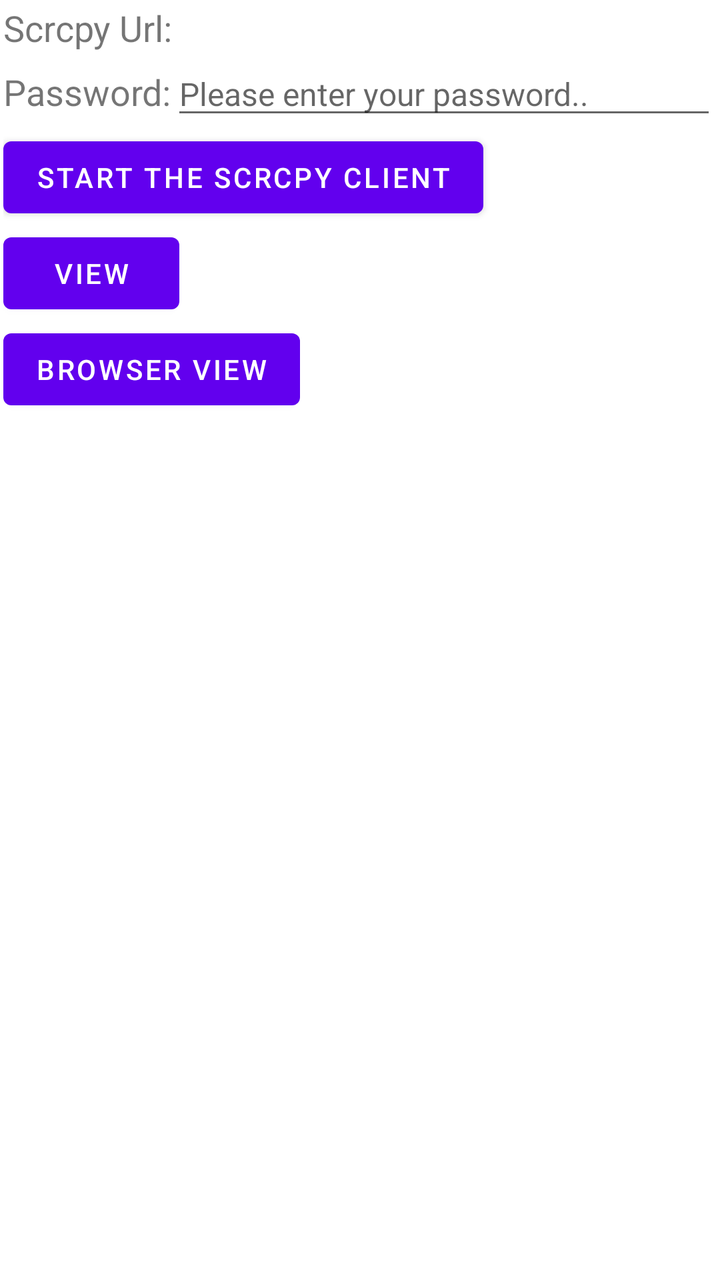
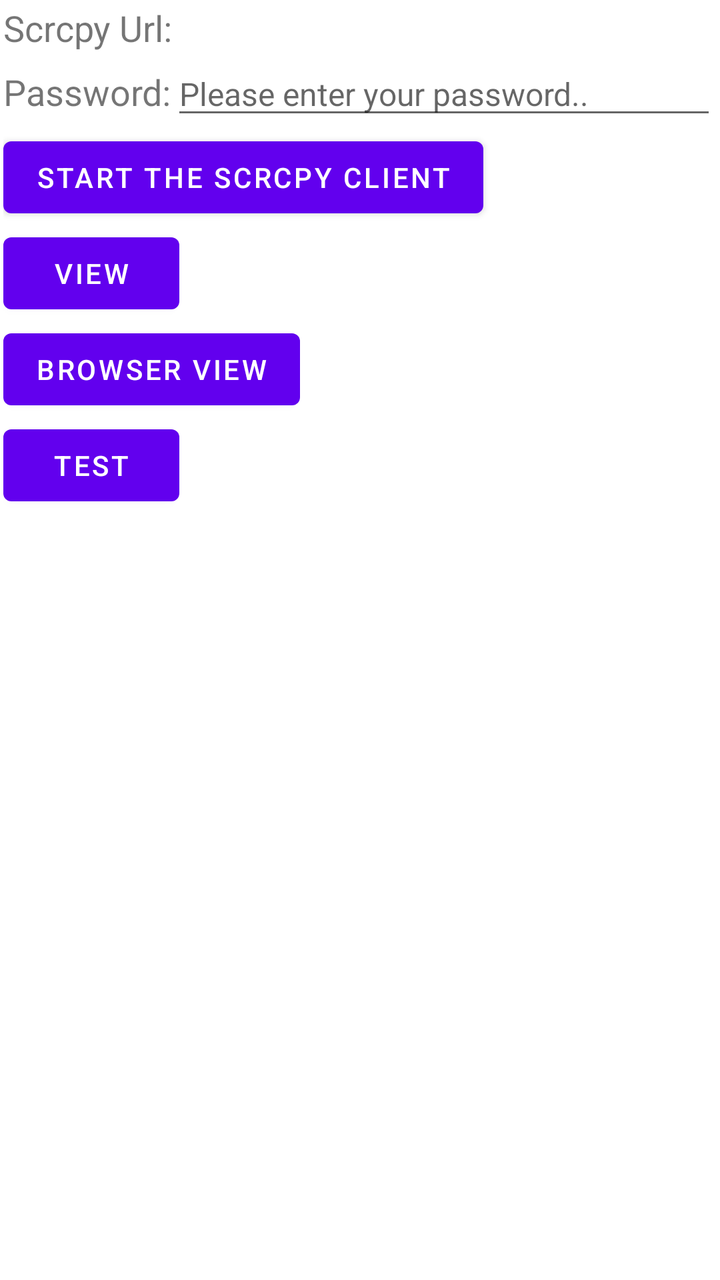

The first picture is an Android layout as it rendered before a commit; the second is the same layout after the commit. The layout source and the unified diff follow.
<!-- AndroidManifest.xml: application theme Theme.MaterialComponents.Light.NoActionBar -->
<!-- res/layout/activity_scrcpy.xml -->
<LinearLayout xmlns:android="http://schemas.android.com/apk/res/android"
    android:layout_width="match_parent"
    android:orientation="vertical"
    android:padding="5px"
    android:layout_height="match_parent">

    <LinearLayout
        android:layout_width="match_parent"
        android:layout_height="wrap_content"
        android:orientation="horizontal"
        android:gravity="center_vertical"
        >
    <TextView
        android:layout_width="wrap_content"
        android:layout_height="wrap_content"
        android:text="@string/scrcpyurl"
        android:singleLine="true"
        android:textSize="18sp" />

    <TextView
        android:layout_width="0dp"
        android:layout_height="wrap_content"
        android:layout_weight="1"
        android:singleLine="true"
        android:textSize="18sp"
        android:id="@+id/addrView"
        />
    </LinearLayout>

    <LinearLayout
        android:layout_width="match_parent"
        android:layout_height="wrap_content"
        android:orientation="horizontal"
        >
        <TextView
            android:layout_width="wrap_content"
            android:layout_height="wrap_content"
            android:text="@string/passwordlabel"
            android:singleLine="true"
            android:textSize="18sp" />

        <EditText
            android:id="@+id/et_password"
            android:layout_width="0dp"
            android:layout_height="wrap_content"
            android:textSize="16sp"
            android:layout_weight="1"
            android:gravity="center_vertical"
            android:singleLine="true"
            android:hint="@string/passwordhint"
            android:imeOptions="actionDone"/>
    </LinearLayout>


    <Button
        android:id="@+id/btn_control"
        android:layout_width="wrap_content"
        android:layout_height="wrap_content"
        android:text="@string/startScrcpyClient" />

    <Button
        android:id="@+id/btn_open"
        android:layout_width="wrap_content"
        android:layout_height="wrap_content"
        android:text="@string/openNative" />

    <Button
        android:id="@+id/btn_open_browser"
        android:layout_width="wrap_content"
        android:layout_height="wrap_content"
        android:text="@string/openBrowser" />



</LinearLayout>
<!-- resources referenced by this layout -->
<resources>
  <string name="openBrowser">Browser View</string>
  <string name="openNative">View</string>
  <string name="passwordhint"> Please enter your password..</string>
  <string name="passwordlabel"> Password:</string>
  <string name="scrcpyurl">Scrcpy Url:</string>
  <string name="startScrcpyClient">Start the scrcpy client</string>
</resources>

<!-- the commit's change to res/layout/activity_scrcpy.xml (unified diff, before → after) -->
@@ -70,6 +70,10 @@
         android:layout_height="wrap_content"
         android:text="@string/openBrowser" />
 
-
+    <Button
+        android:id="@+id/test"
+        android:layout_width="wrap_content"
+        android:layout_height="wrap_content"
+        android:text="test" />
 
 </LinearLayout>
